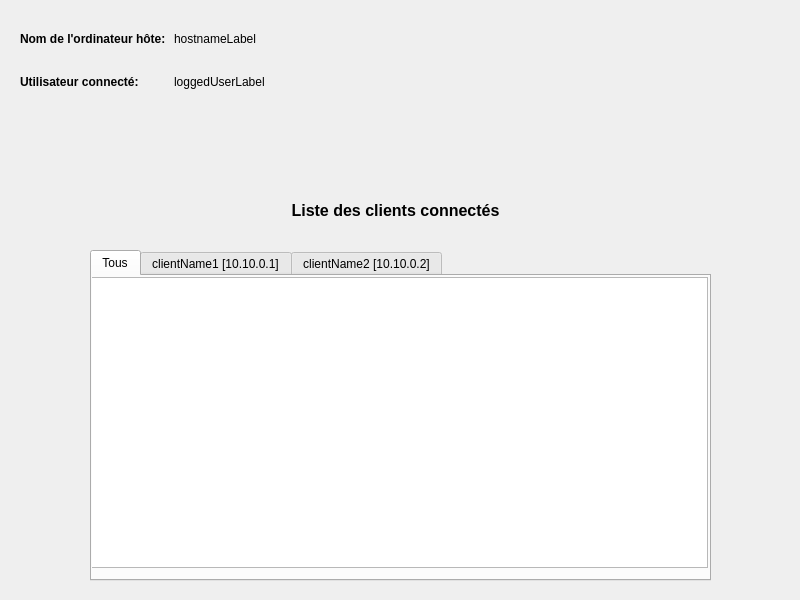
This is ServerQt/src/homescreen.ui in cyril-porez/Les-9-cercles-de-l-enfer as Qt 5 draws it before an edit. The edited form follows.
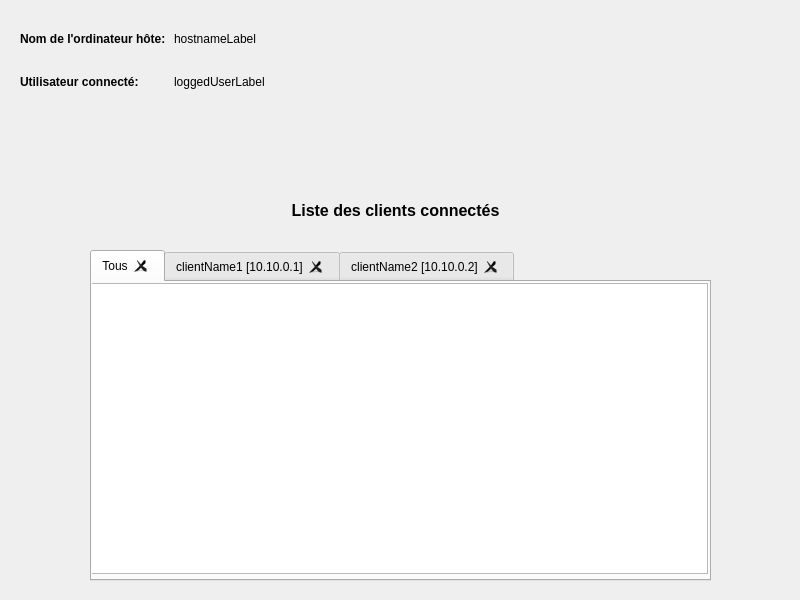
This is the edited form.

Patch:
```diff
--- a/ServerQt/src/homescreen.ui
+++ b/ServerQt/src/homescreen.ui
@@ -106,6 +106,9 @@
    <property name="currentIndex">
     <number>0</number>
    </property>
+   <property name="tabsClosable">
+    <bool>true</bool>
+   </property>
    <widget class="QWidget" name="tab">
     <property name="sizePolicy">
      <sizepolicy hsizetype="Preferred" vsizetype="Preferred">
```
